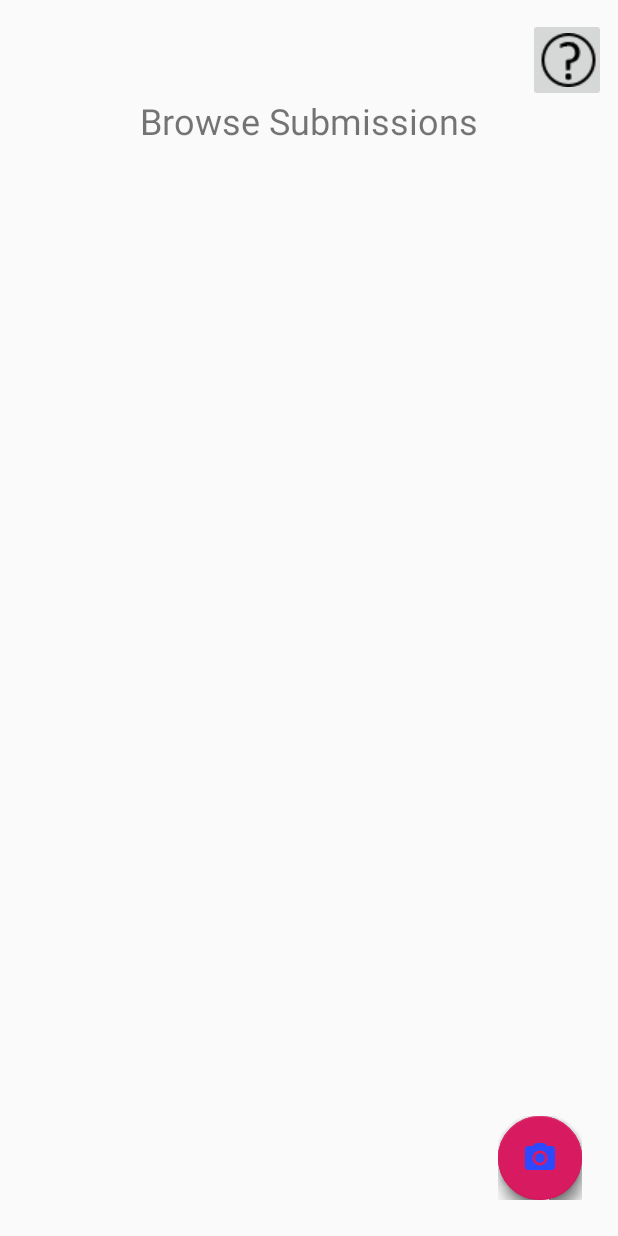
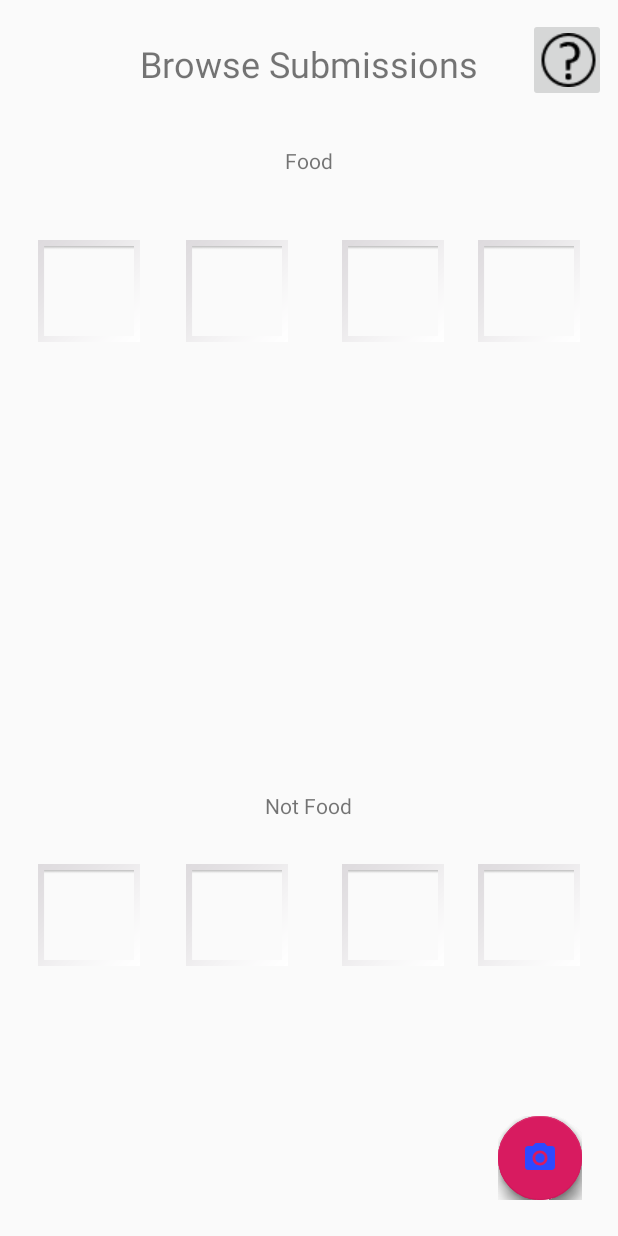
Before and after one commit to JohnElmo/CEG-4110-SeeFood-Project, an Android app: the layout activity_browse_submissions.xml on its own in the app's theme, with its tools: preview values and no code run, on a phone screen of 412 x 824 dp. Run offline under Robolectric (Android 15) with nearby library versions, the phone set to English and light mode, and no system bars; plain views replace FloatingActionButton, FloatingActionMenu.

Commit message:
add some graphics and added outlined how past submissions will look

```diff
--- a/app/src/main/res/layout/activity_browse_submissions.xml
+++ b/app/src/main/res/layout/activity_browse_submissions.xml
@@ -6,6 +6,113 @@
     android:layout_width="match_parent"
     android:layout_height="match_parent"
     tools:context=".BrowseSubmissionsActivity">
+
+
+    <TextView
+        android:id="@+id/textView_browse_submissions"
+        android:layout_width="wrap_content"
+        android:layout_height="wrap_content"
+        android:layout_alignParentTop="true"
+        android:layout_centerHorizontal="true"
+        android:layout_marginTop="26dp"
+        android:text="Browse Submissions"
+        android:textSize="24sp" />
+
+    <ImageButton
+        android:id="@+id/HelpIcon"
+        android:layout_width="52dp"
+        android:layout_height="wrap_content"
+        android:layout_alignParentEnd="true"
+        android:layout_alignParentTop="true"
+        android:layout_marginEnd="8dp"
+        android:layout_marginTop="12dp"
+        fab:srcCompat="@drawable/help_icon" />
+
+    <ImageView
+        android:id="@+id/food1"
+        android:layout_width="wrap_content"
+        android:layout_height="wrap_content"
+        android:layout_alignParentTop="true"
+        android:layout_marginTop="160dp"
+        android:layout_toStartOf="@+id/textView_browse_submissions"
+        fab:srcCompat="@android:drawable/gallery_thumb" />
+
+    <ImageView
+        android:id="@+id/food2"
+        android:layout_width="wrap_content"
+        android:layout_height="wrap_content"
+        android:layout_alignParentStart="true"
+        android:layout_alignTop="@+id/food1"
+        android:layout_marginStart="124dp"
+        fab:srcCompat="@android:drawable/gallery_thumb" />
+
+    <ImageView
+        android:id="@+id/food3"
+        android:layout_width="wrap_content"
+        android:layout_height="wrap_content"
+        android:layout_alignParentEnd="true"
+        android:layout_alignTop="@+id/food1"
+        android:layout_marginEnd="116dp"
+        fab:srcCompat="@android:drawable/gallery_thumb" />
+
+    <ImageView
+        android:id="@+id/food4"
+        android:layout_width="wrap_content"
+        android:layout_height="wrap_content"
+        android:layout_alignTop="@+id/food1"
+        android:layout_toEndOf="@+id/textView_browse_submissions"
+        fab:srcCompat="@android:drawable/gallery_thumb" />
+
+    <ImageView
+        android:id="@+id/notFood1"
+        android:layout_width="wrap_content"
+        android:layout_height="wrap_content"
+        android:layout_alignParentBottom="true"
+        android:layout_marginBottom="180dp"
+        android:layout_toStartOf="@+id/textView_browse_submissions"
+        fab:srcCompat="@android:drawable/gallery_thumb" />
+
+    <ImageView
+        android:id="@+id/notFood2"
+        android:layout_width="wrap_content"
+        android:layout_height="wrap_content"
+        android:layout_alignStart="@+id/food2"
+        android:layout_alignTop="@+id/notFood1"
+        fab:srcCompat="@android:drawable/gallery_thumb" />
+
+    <ImageView
+        android:id="@+id/notFood3"
+        android:layout_width="wrap_content"
+        android:layout_height="wrap_content"
+        android:layout_alignStart="@+id/food3"
+        android:layout_alignTop="@+id/notFood1"
+        fab:srcCompat="@android:drawable/gallery_thumb" />
+
+    <ImageView
+        android:id="@+id/notFood4"
+        android:layout_width="wrap_content"
+        android:layout_height="wrap_content"
+        android:layout_alignTop="@+id/notFood1"
+        android:layout_toEndOf="@+id/textView_browse_submissions"
+        fab:srcCompat="@android:drawable/gallery_thumb" />
+
+    <TextView
+        android:id="@+id/textView4"
+        android:layout_width="wrap_content"
+        android:layout_height="wrap_content"
+        android:layout_alignParentTop="true"
+        android:layout_centerHorizontal="true"
+        android:layout_marginTop="97dp"
+        android:text="Food" />
+
+    <TextView
+        android:id="@+id/textView5"
+        android:layout_width="wrap_content"
+        android:layout_height="wrap_content"
+        android:layout_alignParentBottom="true"
+        android:layout_centerHorizontal="true"
+        android:layout_marginBottom="277dp"
+        android:text="Not Food" />
 
     <com.github.clans.fab.FloatingActionMenu
         android:layout_width="wrap_content"
@@ -68,24 +175,4 @@
 
     </com.github.clans.fab.FloatingActionMenu>
 
-    <TextView
-        android:id="@+id/textView_browse_submissions"
-        android:layout_width="wrap_content"
-        android:layout_height="wrap_content"
-        android:layout_alignParentTop="true"
-        android:layout_centerHorizontal="true"
-        android:layout_marginTop="64dp"
-        android:text="Browse Submissions"
-        android:textSize="24sp" />
-
-    <ImageButton
-        android:id="@+id/HelpIcon"
-        android:layout_width="52dp"
-        android:layout_height="wrap_content"
-        android:layout_alignParentEnd="true"
-        android:layout_alignParentTop="true"
-        android:layout_marginEnd="8dp"
-        android:layout_marginTop="12dp"
-        fab:srcCompat="@drawable/help_icon" />
-
 </RelativeLayout>
--- a/app/src/main/res/layout/activity_camera.xml
+++ b/app/src/main/res/layout/activity_camera.xml
@@ -26,6 +26,7 @@
         android:layout_centerHorizontal="true"
         android:layout_marginTop="95dp"
         android:background = "#37AEE4"
+
         />
 
     <ImageButton
```
Also changed, not shown: app/src/main/res/layout/activity_main.xml (+44 -6 lines), app/src/main/res/drawable/cooking_robot_home.png (added).
